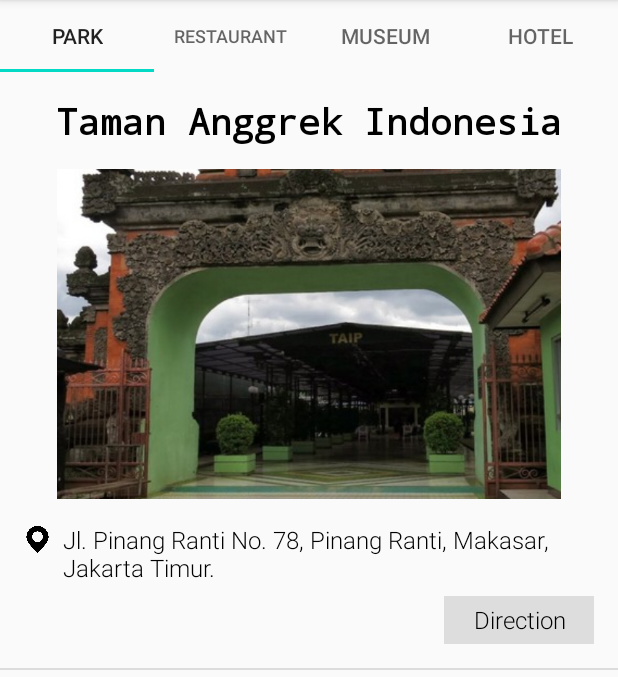
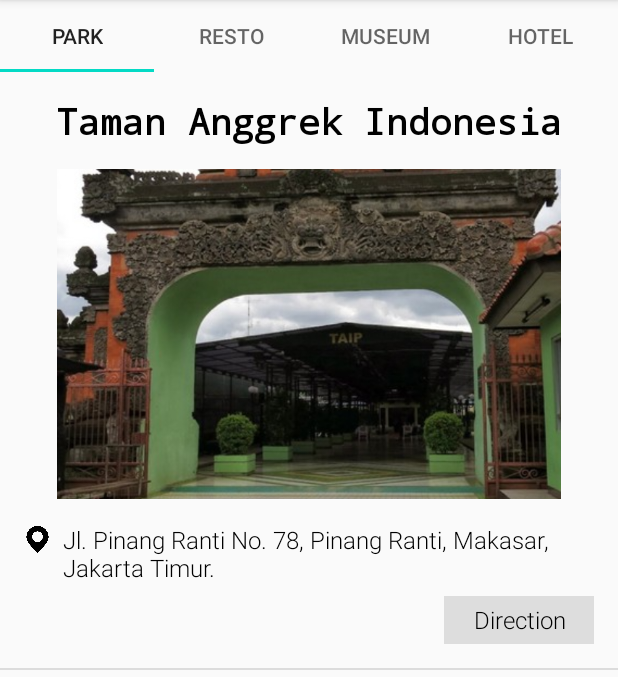
Before and after one commit to alfahmist/Tour-Guide, an Android app: the screen it shows after launch (MainActivity), on a phone screen of 412 x 824 dp, the part 84-761 px from its top. Run offline under Robolectric (Android 15) with nearby library versions, the phone set to English and light mode, and no system bars.

Commit message:
"Fix strings.xml Resto"

```diff
--- a/app/src/main/java/com/example/tourguide/FragmentAdapter.java
+++ b/app/src/main/java/com/example/tourguide/FragmentAdapter.java
@@ -17,6 +17,7 @@ public class FragmentAdapter extends FragmentPagerAdapter {
         mContext = context;
     }
 
+    // Get fragment page
     @NonNull
     @Override
     public Fragment getItem(int position) {
@@ -31,12 +32,12 @@ public class FragmentAdapter extends FragmentPagerAdapter {
             return new HotelFragment();
         }
     }
-
+    // Total fragment
     @Override
     public int getCount() {
         return 4;
     }
-
+    // Get Title of fragment page
     @Nullable
     @Override
     public CharSequence getPageTitle(int position) {
--- a/app/src/main/res/values/strings.xml
+++ b/app/src/main/res/values/strings.xml
@@ -3,7 +3,7 @@
 
     <!--  Category  -->
     <string name="park">Park</string>
-    <string name="restaurant">Restaurant</string>
+    <string name="restaurant">Resto</string>
     <string name="museum">Museum</string>
     <string name="hotel">hotel</string>
 
```
Also changed, not shown: app/src/main/ic_launcher-playstore.png (added), app/src/main/res/mipmap-xxxhdpi/ic_launcher_foreground.png (added).
